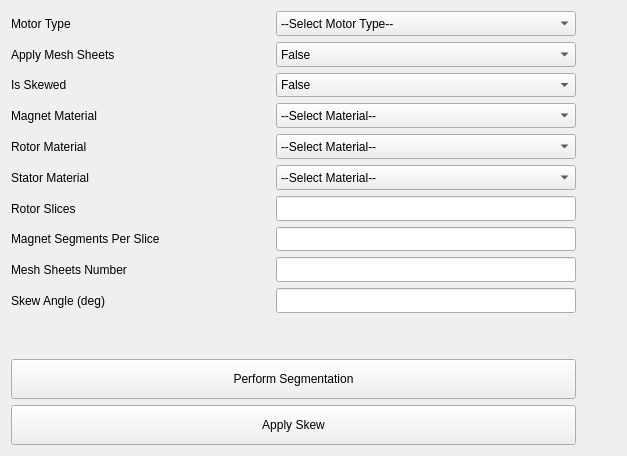
Old version of the form src/ansys/aedt/toolkits/magnet_segmentation/ui/windows/segmentation/segmentation_page.ui in the repository ansys/magnet-segmentation-toolkit.
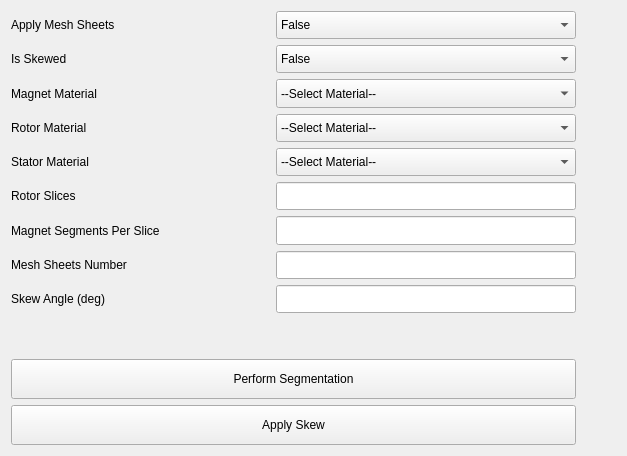
New version of the form.

Commit message: remove motor_type

Diff of the .ui file:
```diff
--- a/src/ansys/aedt/toolkits/magnet_segmentation/ui/windows/segmentation/segmentation_page.ui
+++ b/src/ansys/aedt/toolkits/magnet_segmentation/ui/windows/segmentation/segmentation_page.ui
@@ -32,54 +32,6 @@
     <layout class="QHBoxLayout" name="horizontalLayout_">
      <item>
       <layout class="QVBoxLayout" name="verticalLayout_2">
-       <item>
-        <layout class="QHBoxLayout" name="horizontalLayout_66">
-         <item>
-          <widget class="QLabel" name="motor_type_combo_label">
-           <property name="text">
-            <string>Motor Type</string>
-           </property>
-          </widget>
-         </item>
-         <item>
-          <spacer name="horizontalSpacer">
-           <property name="orientation">
-            <enum>Qt::Horizontal</enum>
-           </property>
-           <property name="sizeHint" stdset="0">
-            <size>
-             <width>40</width>
-             <height>20</height>
-            </size>
-           </property>
-          </spacer>
-         </item>
-         <item>
-          <widget class="QComboBox" name="motor_type_combo">
-           <property name="sizePolicy">
-            <sizepolicy hsizetype="Preferred" vsizetype="Expanding">
-             <horstretch>0</horstretch>
-             <verstretch>0</verstretch>
-            </sizepolicy>
-           </property>
-           <property name="minimumSize">
-            <size>
-             <width>300</width>
-             <height>0</height>
-            </size>
-           </property>
-           <property name="currentText">
-            <string>--Select Motor Type--</string>
-           </property>
-           <item>
-            <property name="text">
-             <string>--Select Motor Type--</string>
-            </property>
-           </item>
-          </widget>
-         </item>
-        </layout>
-       </item>
        <item>
         <layout class="QHBoxLayout" name="horizontalLayout_32">
          <item>
```
The commit also changes 7 other files.
